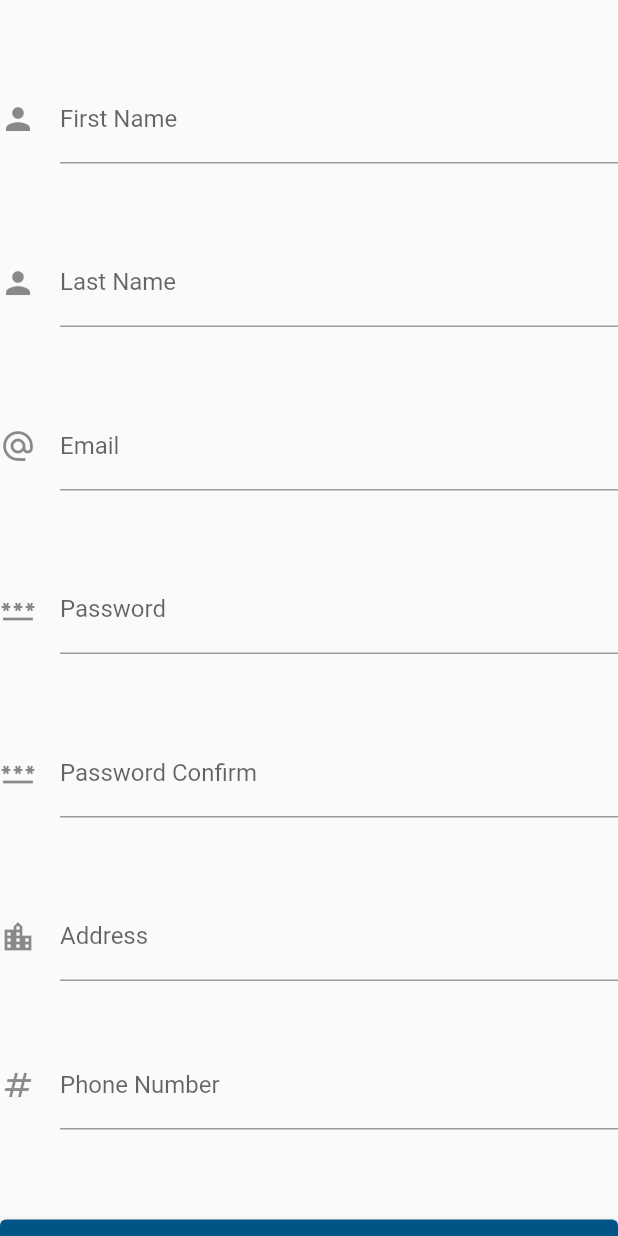
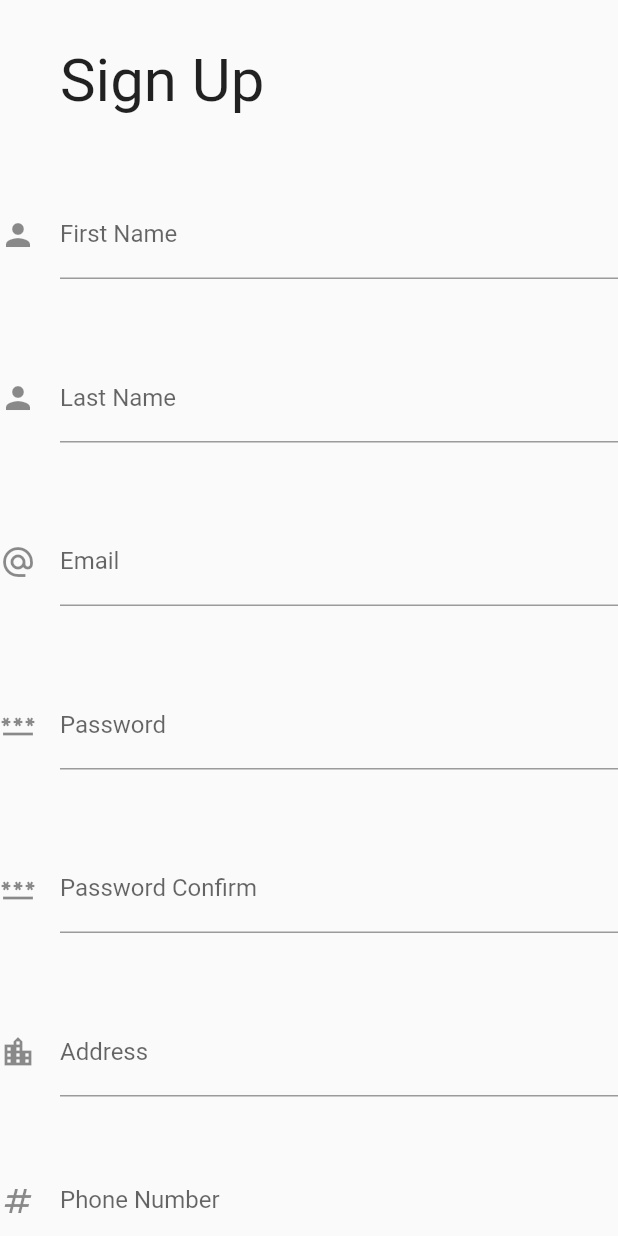
Before and after one commit to Snickledap/EcotoneApp, a Flutter app: the Sign_Up widget shown alone on an empty page, opened directly, on a phone screen of 412 x 824 dp. Run offline on Flutter 3.47's test engine with Material 2 defaults, Android fonts, the phone set to English and light mode, and no system bars; our stand-ins replace sizer, youtube_player_flutter; missing offline and left inert: flutter_custom_cards.

Commit message:
Added title

```diff
--- a/lib/routes/login/Sign Up.dart
+++ b/lib/routes/login/Sign Up.dart
@@ -38,6 +38,15 @@ class Sign_UpState extends State<Sign_Up> {
         child: Column(
           crossAxisAlignment: CrossAxisAlignment.start,
           children: <Widget>[
+            Padding(
+              padding: const EdgeInsets.fromLTRB(40.0, 30.0, 0,0),
+              child: Text(
+                  "Sign Up",
+                  style: TextStyle(
+                    fontSize: 40.0,
+                  )
+              ),
+            ),
             Padding(
               padding: EdgeInsets.only(top: 50.0),
               child: new TextFormField(
```
